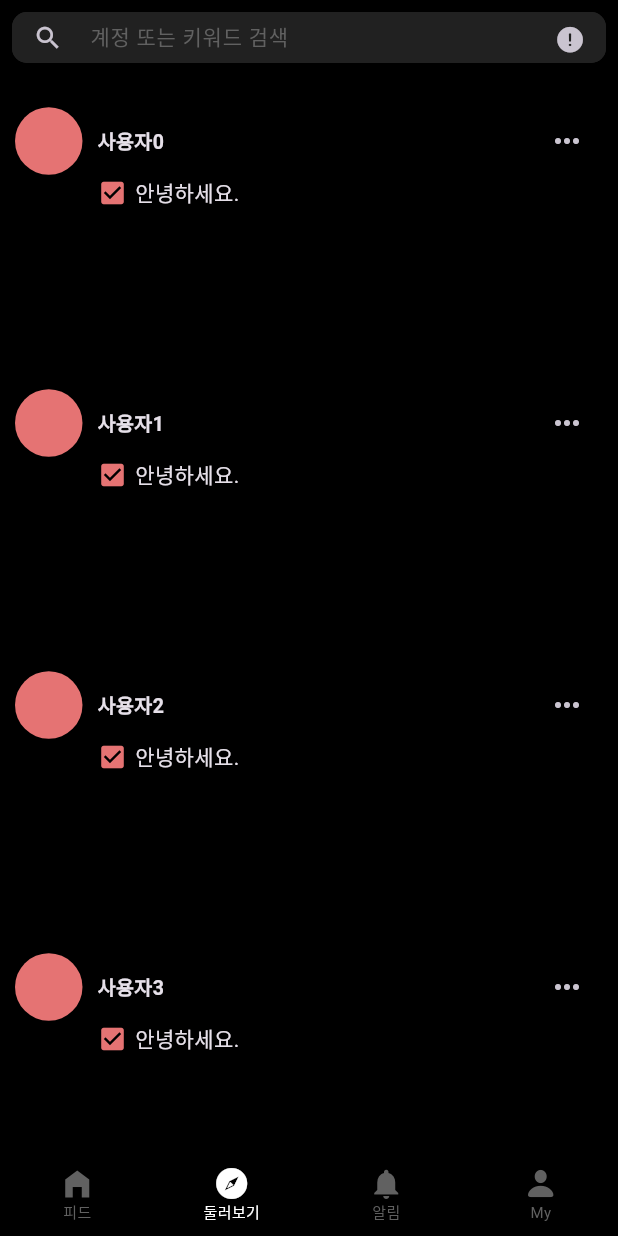
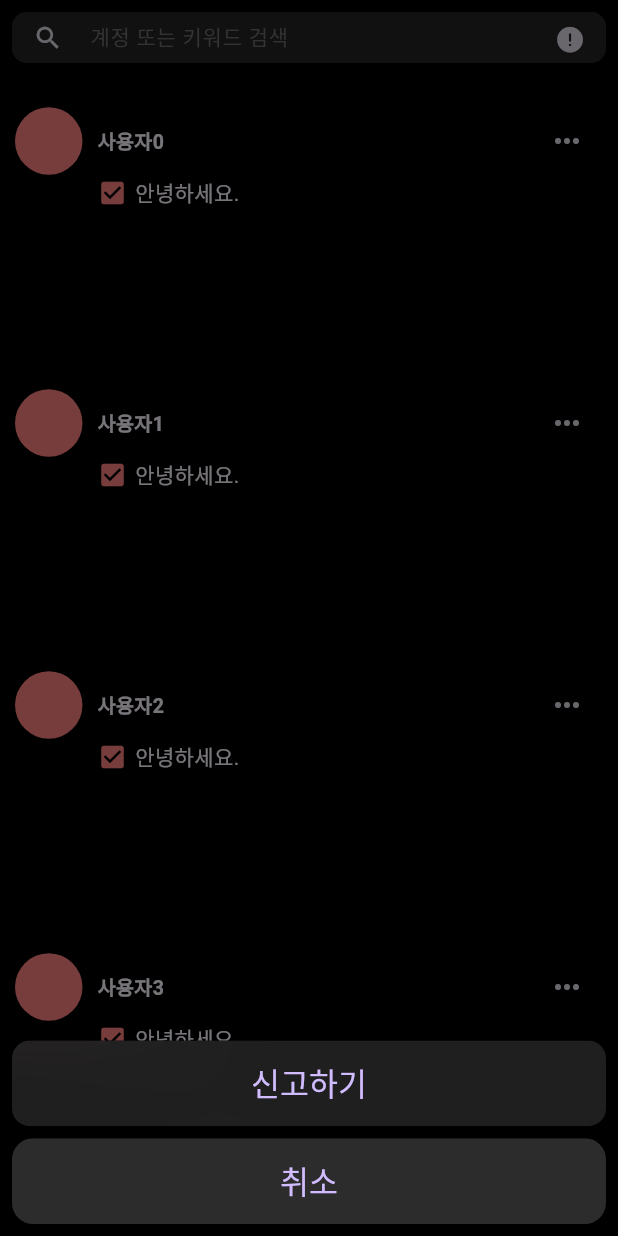
Before and after one commit to J1NWAN/todo_mate_clone, a Flutter app: the screen it shows after launch, item 2 of the bottom bar chosen, after a tap on the "keyboard control" icon, on a phone screen of 412 x 824 dp. Run offline on Flutter 3.47's test engine with Material 3 defaults, Android fonts, the phone set to English and light mode, and no system bars; our stand-ins replace table_calendar.

Commit message:
More 버튼 이벤트 추가

```diff
--- a/lib/look/widget/search_grid_widget.dart
+++ b/lib/look/widget/search_grid_widget.dart
@@ -1,7 +1,7 @@
 import 'dart:math';
 
+import 'package:flutter/cupertino.dart';
 import 'package:flutter/material.dart';
-import 'package:scribble_todo/common/theme/common_colors.dart';
 
 class SearchGridWidget extends StatelessWidget {
   final String userName;
@@ -39,7 +39,12 @@ class SearchGridWidget extends StatelessWidget {
 
   @override
   Widget build(BuildContext context) {
-    return Padding(
+    return GestureDetector(
+      onTap: () {
+        //Navigator.push(context, MaterialPageRoute(builder: (context) => const FeedScreen()));
+        print('다른 사용자 Feed 화면으로 이동');
+      },
+      child: Padding(
         padding: const EdgeInsets.symmetric(horizontal: 10, vertical: 20),
         child: Column(
           children: [
@@ -61,7 +66,29 @@ class SearchGridWidget extends StatelessWidget {
                   ),
                 ),
                 IconButton(
-                onPressed: () {},
+                  onPressed: () {
+                    showCupertinoModalPopup(
+                      context: context,
+                      builder: (context) => CupertinoActionSheet(
+                        actions: [
+                          CupertinoActionSheetAction(
+                            onPressed: () {
+                              Navigator.pop(context);
+                              print('신고하기');
+                            },
+                            child: const Text('신고하기'),
+                          ),
+                        ],
+                        cancelButton: CupertinoActionSheetAction(
+                          onPressed: () {
+                            Navigator.pop(context);
+                            print('취소');
+                          },
+                          child: const Text('취소'),
+                        ),
+                      ),
+                    );
+                  },
                   icon: const Icon(Icons.more_horiz),
                 )
               ],
@@ -89,6 +116,7 @@ class SearchGridWidget extends StatelessWidget {
             )
           ],
         ),
+      ),
     );
   }
 }
```
Lines whose indentation alone changed are shown as unchanged.
